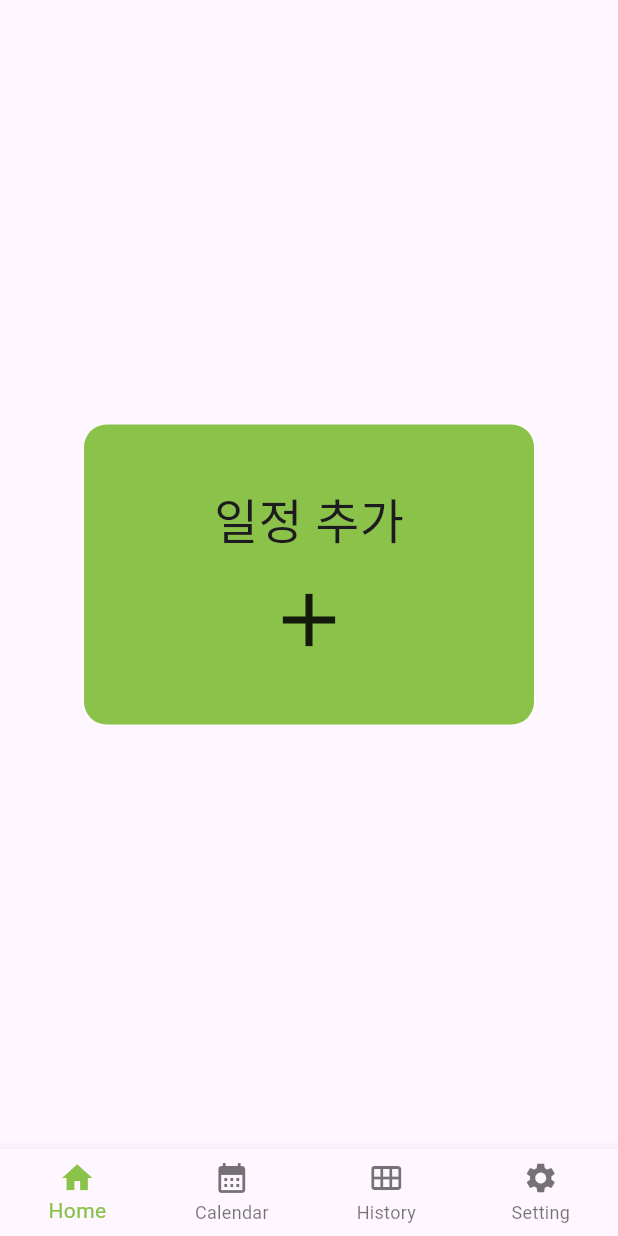
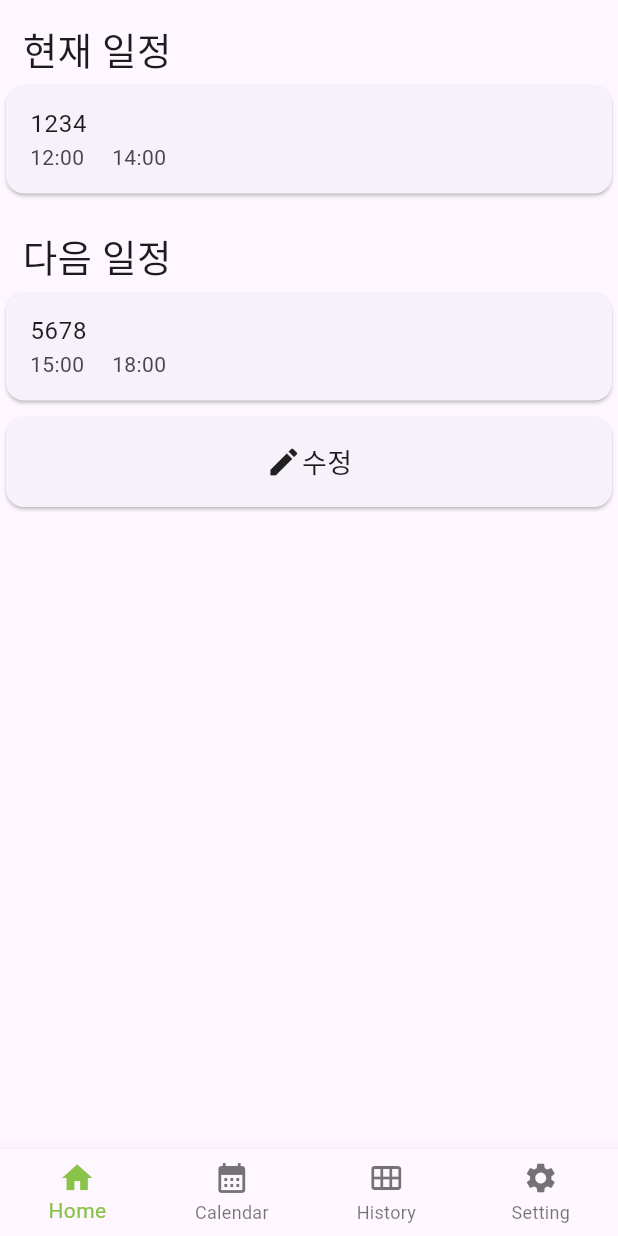
Before and after one commit to kuper0201/TimeBoxing_Fork, a Flutter app: the screen it shows after launch, on a phone screen of 412 x 824 dp. Run offline on Flutter 3.47's test engine with Material 3 defaults, Android fonts, the phone set to English and light mode, and no system bars; our stand-ins replace equatable, flutter_datetime_picker_plus, syncfusion_flutter_calendar; missing offline and left inert: split_view.

Commit message:
home ui redesign

```diff
--- a/lib/Home.dart
+++ b/lib/Home.dart
@@ -1,5 +1,5 @@
 import 'package:flutter/material.dart';
-import 'package:syncfusion_flutter_calendar/calendar.dart';
+import 'package:time_boxing/home_steps/PlanView.dart';
 import 'package:time_boxing/home_steps/StepViewPage.dart';
 
 class HomeView extends StatefulWidget {
@@ -10,7 +10,7 @@ class HomeView extends StatefulWidget {
 }
 
 class _HomeViewState extends State<HomeView> {
-  bool isValid = false;
+  bool isValid = true;
 
   Widget getMainWidget(BuildContext context) {
     // Todo - DB 쿼리 이용해 현재 시간 일정 존재 확인
@@ -20,7 +20,7 @@ class _HomeViewState extends State<HomeView> {
         children: [
           const SizedBox(
             width: double.infinity,
-            child: Padding(padding: EdgeInsets.only(left: 15), child: Text("현재 일정", style: TextStyle(fontSize: 25), textAlign: TextAlign.left)),
+            child: Padding(padding: EdgeInsets.only(left: 15, top: 15), child: Text("현재 일정", style: TextStyle(fontSize: 25), textAlign: TextAlign.left)),
           ),
           Card(
             child: ListTile(
@@ -56,36 +56,34 @@ class _HomeViewState extends State<HomeView> {
               )
             )
           ),
-          Card(
-            child: ListTile(
-              onTap: () {
-
-              },
-              title: const Text("5678"),
-              subtitle: const Row(
-                children: [
-                  Text("15:00"),
-                  Text("     "),
-                  Text("18:00")
-                ],
-              )
-            )
+          Padding(
+            padding: const EdgeInsets.only(top: 3),
+            child: Card(
+              child: SizedBox(
+                height: 60,
+                width: double.infinity,
+                child: InkWell(
+                  onTap: () {
+                    // DB Query 후 PlanView에 넘겨 줄 것
+                    // Navigator.push(context, MaterialPageRoute(builder: (context) => const PlanView()));
+                  },
+                  child: const Center(
+                    child: Row(
+                      mainAxisAlignment: MainAxisAlignment.center,
+                      children: [
+                        Icon(Icons.edit),
+                        Text(
+                          "수정",
+                          style: TextStyle(fontSize: 18),
+                          textAlign: TextAlign.center,
+                        ),
+                      ],
+                    ),
+                  ),
+                ),
+              ),
+            ),
           ),
-          Card(
-            child: ListTile(
-              onTap: () {
-
-              },
-              title: const Text("5678"),
-              subtitle: const Row(
-                children: [
-                  Text("15:00"),
-                  Text("     "),
-                  Text("18:00")
-                ],
-              )
-            )
-          )
         ],
       );
     }
@@ -120,16 +118,16 @@ class _HomeViewState extends State<HomeView> {
   @override
   Widget build(BuildContext context) {
     return Scaffold(
-      appBar: (!isValid) ? null : AppBar(
-        actions: [
-          IconButton(
-            icon: const Icon(Icons.edit),
-            onPressed: () {
+      // appBar: (!isValid) ? null : AppBar(
+      //   actions: [
+      //     IconButton(
+      //       icon: const Icon(Icons.edit),
+      //       onPressed: () {
 
-            },
-          ),
-        ]
-      ),
+      //       },
+      //     ),
+      //   ]
+      // ),
       body: Center(
         child: getMainWidget(context)
       ),
--- a/lib/home_steps/PlanView.dart
+++ b/lib/home_steps/PlanView.dart
@@ -19,7 +19,7 @@ class PlanView extends StatefulWidget {
   const PlanView({super.key, required this.nameList, required this.priority, required this.startTime, required this.endTime, required this.planList, required this.pc});
 
   @override
-  _PlanViewState createState() => _PlanViewState();
+  State<PlanView> createState() => _PlanViewState();
 }
 
 class _PlanViewState extends State<PlanView> {
```
